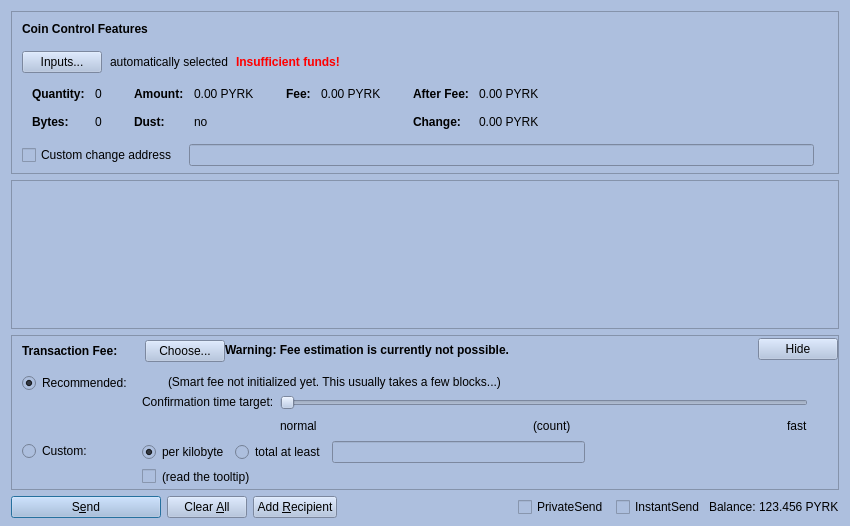
This is src/qt/forms/sendcoinsdialog.ui in pyrkcommunity/pyrk as Qt 5 draws it before an edit. The edited form follows.
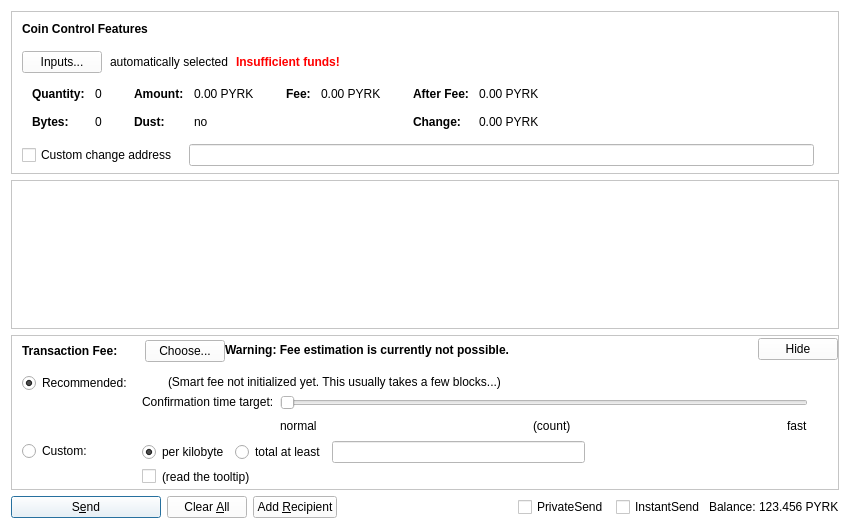
This is the edited form. Custom widgets are drawn as their Qt base class.

Diff of the .ui file:
```diff
--- a/src/qt/forms/sendcoinsdialog.ui
+++ b/src/qt/forms/sendcoinsdialog.ui
@@ -14,7 +14,7 @@
    <string>Send Coins</string>
   </property>
   <property name="styleSheet">
-   <string notr="true">background-color: rgb(173, 191, 222);
+   <string notr="true">background-color: rgb(255, 255, 255);
 color: rgb(0, 0, 0);</string>
   </property>
   <layout class="QVBoxLayout" name="verticalLayout" stretch="0,1,0,0">
```
Left out of the diff: 2 changed lines with no effect on the pictures.
